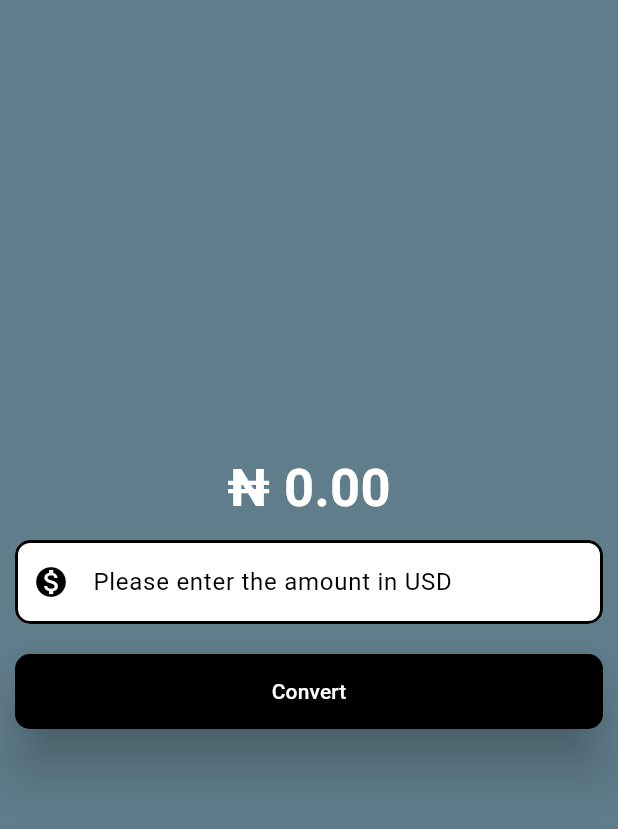
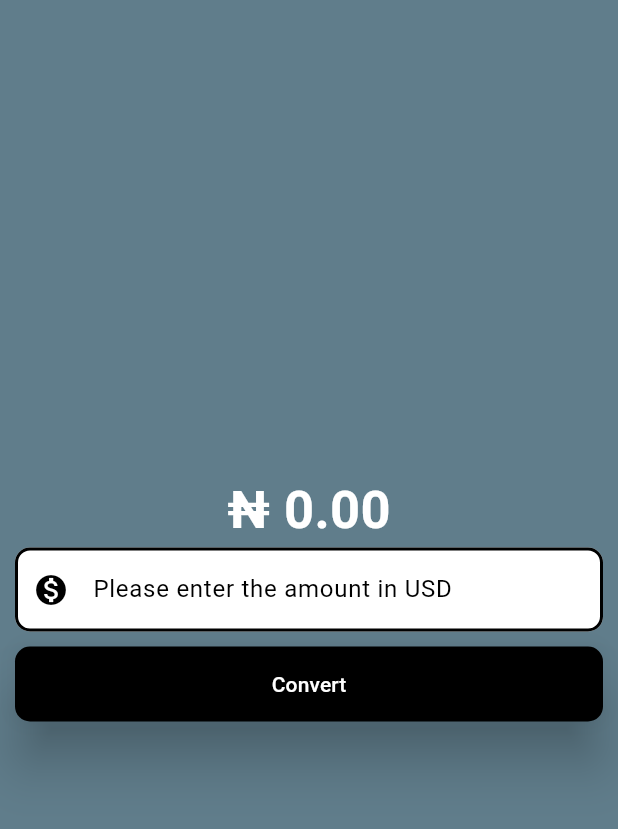
Before and after one commit to Josephus-git/currency_converter, a Flutter app: the screen it shows after launch, on a phone screen of 412 x 824 dp, the part 63-892 px from its top. Run offline on Flutter 3.47's test engine with Material 3 defaults, Android fonts, the phone set to English and light mode, and no system bars.

Commit message:
used overall padding

```diff
--- a/lib/currency_converter_main_page.dart
+++ b/lib/currency_converter_main_page.dart
@@ -44,6 +44,8 @@ class _CurrencyConverterMaterialPageState
         centerTitle: true,
       ),
       body: Center(
+        child: Padding(
+          padding: const EdgeInsets.all(10.0),
           child: Column(
             mainAxisAlignment: MainAxisAlignment.center,
             crossAxisAlignment: CrossAxisAlignment.center,
@@ -56,9 +58,7 @@ class _CurrencyConverterMaterialPageState
                   color: Colors.white,
                 ),
               ),
-            Padding(
-              padding: const EdgeInsets.all(10),
-              child: TextField(
+              TextField(
                 controller: textEditingController,
                 style: const TextStyle(color: Colors.black),
                 decoration: InputDecoration(
@@ -75,10 +75,8 @@ class _CurrencyConverterMaterialPageState
                   decimal: true,
                 ),
               ),
-            ),
-            Padding(
-              padding: const EdgeInsets.all(10),
-              child: ElevatedButton(
+              const SizedBox(height: 10),
+              ElevatedButton(
                 onPressed: _convert,
                 style: ElevatedButton.styleFrom(
                   elevation: 15,
@@ -91,8 +89,8 @@ class _CurrencyConverterMaterialPageState
                 ),
                 child: const Text('Convert'),
               ),
+            ],
           ),
-          ],
         ),
       ),
     );
```
Lines whose indentation alone changed are shown as unchanged.
